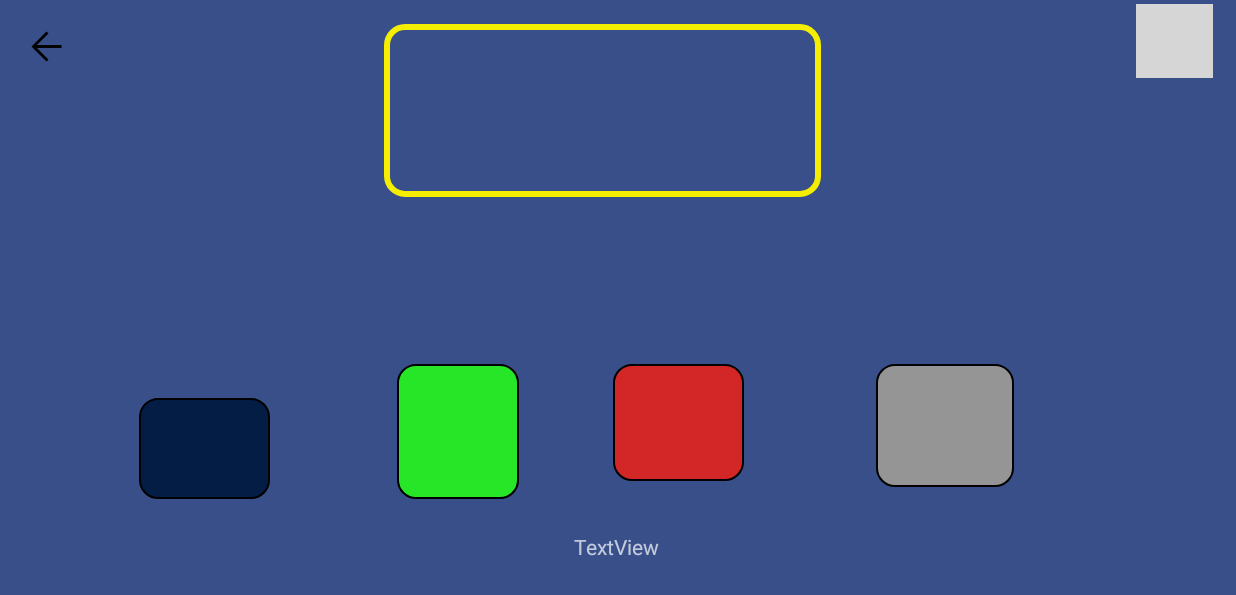
After one commit to Israelpzl/tfg-pozer-ascocascano, an Android app: the SyllablesGameActivity screen opened directly, with no data from a screen before it, on a phone screen of 824 x 412 dp (held sideways). The commit adds this screen. Shown: the top 595 px of the screen. Run offline under Robolectric (Android 15) with nearby library versions, the phone set to English and light mode, and no system bars; our stand-ins replace CircleImageView, Firebase (no records; nobody signed in at launch, a user with empty details on screens opened directly); pictures from the network do not load; 1 statement that could not run was skipped; grey boxes are pictures that could not be loaded.

Commit message:
syllables

```diff
--- a/app/src/main/AndroidManifest.xml
+++ b/app/src/main/AndroidManifest.xml
@@ -13,9 +13,13 @@
         android:supportsRtl="true"
         android:theme="@style/Theme.AppCompat.NoActionBar">
         <activity
+            android:name=".patient.SyllablesGameActivity"
+            android:exported="false"
+            android:screenOrientation="landscape" />
+        <activity
             android:name=".patient.CategorySelecctionActivity"
             android:exported="false"
-            android:screenOrientation="landscape"/>
+            android:screenOrientation="landscape" />
         <activity
             android:name=".patient.LetterGameActivity"
             android:exported="false"
--- a/app/src/main/java/com/example/leeconmonclick/patient/GameSelecctionActivity.java
+++ b/app/src/main/java/com/example/leeconmonclick/patient/GameSelecctionActivity.java
@@ -74,16 +74,20 @@ public class GameSelecctionActivity extends AppCompatActivity {
         Intent categoryIntent = new Intent(this,CategorySelecctionActivity.class);
         categoryIntent.putExtra("game","j");
         startActivity(categoryIntent);
-        //Intent joinIntent = new Intent(this, JoinWordsGameActivity.class);
-        //startActivity(joinIntent);
+
     }
 
     public void goGameLetters(View v){
         Intent categoryIntent = new Intent(this,CategorySelecctionActivity.class);
         categoryIntent.putExtra("game","l");
         startActivity(categoryIntent);
-       /* Intent letterIntent = new Intent(this, LetterGameActivity.class);
-        startActivity(letterIntent);*/
+    }
+
+    public void goGameSyllables(View v){
+        Intent categoryIntent = new Intent(this,SyllablesGameActivity.class);
+        categoryIntent.putExtra("game","s");
+        startActivity(categoryIntent);
+
     }
 
     public void goBack(View view){
--- /dev/null
+++ b/app/src/main/java/com/example/leeconmonclick/patient/SyllablesGameActivity.java
@@ -0,0 +1,152 @@
+package com.example.leeconmonclick.patient;
+
+import androidx.annotation.NonNull;
+import androidx.appcompat.app.AppCompatActivity;
+
+import com.bumptech.glide.Glide;
+import com.example.leeconmonclick.R;
+import com.google.firebase.database.DataSnapshot;
+import com.google.firebase.database.DatabaseError;
+import com.google.firebase.database.DatabaseReference;
+import com.google.firebase.database.FirebaseDatabase;
+import com.google.firebase.database.ValueEventListener;
+
+import android.content.ClipData;
+import android.content.Context;
+import android.content.SharedPreferences;
+import android.graphics.Bitmap;
+import android.graphics.BitmapFactory;
+import android.os.Bundle;
+import android.preference.PreferenceManager;
+import android.view.DragEvent;
+import android.view.MotionEvent;
+import android.view.View;
+import android.view.WindowManager;
+import android.widget.ImageView;
+import android.widget.TextView;
+import android.widget.Toast;
+
+import de.hdodenhof.circleimageview.CircleImageView;
+
+public class SyllablesGameActivity extends AppCompatActivity {
+
+    private DatabaseReference databaseReference;
+    private CircleImageView iconPatient;
+    private Context context = this;
+    private String namePatient;
+    private ImageView blue,green,gray,red,yellow;
+    private TextView textView;
+
+    @Override
+    protected void onCreate(Bundle savedInstanceState) {
+        super.onCreate(savedInstanceState);
+        setContentView(R.layout.activity_syllables_game);
+        getWindow().setFlags(WindowManager.LayoutParams.FLAG_FULLSCREEN,WindowManager.LayoutParams.FLAG_FULLSCREEN);
+
+        databaseReference = FirebaseDatabase.getInstance().getReference();
+        findElements();
+
+        SharedPreferences preferences = PreferenceManager.getDefaultSharedPreferences(getApplicationContext());
+        namePatient = preferences.getString("userName","null");
+
+        databaseReference.child("userPatient").child(namePatient).addValueEventListener(new ValueEventListener() {
+            @Override
+            public void onDataChange(@NonNull DataSnapshot snapshot) {
+                String icon = snapshot.child("icon").getValue().toString();
+                Glide.with(context).load(icon).into(iconPatient);
+            }
+
+            @Override
+            public void onCancelled(@NonNull DatabaseError error) {
+
+            }
+        });
+
+        blue.setOnLongClickListener(longClickListener);
+        blue.setOnTouchListener(touchListener);
+        red.setOnLongClickListener(longClickListener);
+        green.setOnLongClickListener(longClickListener);
+        gray.setOnLongClickListener(longClickListener);
+        yellow.setOnDragListener(dragListener);
+        textView.setOnLongClickListener(longClickListener);
+
+        Bitmap bitmap = BitmapFactory.decodeResource(getResources(), R.drawable.calendar_style);
+
+
+
+
+    }
+
+    View.OnTouchListener touchListener = new View.OnTouchListener() {
+        @Override
+        public boolean onTouch(View v, MotionEvent event) {
+            ClipData clipData = ClipData.newPlainText("","");
+            View.DragShadowBuilder myShadowBuilder = new View.DragShadowBuilder(v);
+            v.startDrag(clipData,myShadowBuilder,null,0);
+            return true;
+        }
+    };
+
+
+    View.OnLongClickListener longClickListener = (v) -> {
+        ClipData clipData = ClipData.newPlainText("","");
+
+        View.DragShadowBuilder myShadowBuilder = new View.DragShadowBuilder(v);
+        v.startDrag(clipData,myShadowBuilder,v,0);
+        return true;
+    };
+
+
+
+    View.OnDragListener dragListener = new View.OnDragListener() {
+        @Override
+        public boolean onDrag(View v, DragEvent event) {
+
+            int dragEvent = event.getAction();
+            final View view = (View) event.getLocalState();
+            switch (dragEvent) {
+                case DragEvent.ACTION_DRAG_ENTERED:{
+
+                        textView.setText("ENTRE");
+                    break;
+                }
+                case DragEvent.ACTION_DRAG_EXITED:{
+
+                        textView.setText("SALI");
+                    break;
+
+                }
+                case DragEvent.ACTION_DROP:{
+                        textView.setText("DROP");
+                    break;
+                }
+                case DragEvent.ACTION_DRAG_ENDED:{
+
+                        textView.setText("END");
+
+                    break;
+                }
+            }
+            return true;
+        }
+    };
+
+
+
+    private void findElements(){
+        iconPatient = findViewById(R.id.iconPatientId);
+
+        blue =  findViewById(R.id.blue);
+        red = findViewById(R.id.reed);
+        green = findViewById(R.id.green);
+        gray = findViewById(R.id.gray);
+        yellow =findViewById(R.id.yellow);
+
+        textView = findViewById(R.id.textView10);
+
+    }
+
+    public void goBack(View v){
+        finish();
+    }
+}
--- a/app/src/main/res/layout/activity_game_selecction.xml
+++ b/app/src/main/res/layout/activity_game_selecction.xml
@@ -114,7 +114,8 @@
         android:layout_height="wrap_content"
         android:layout_marginEnd="50dp"
         android:background="@drawable/button_style"
-        android:text="JUEGO 3"
+        android:text="SÍLABAS"
+        android:onClick="goGameSyllables"
         app:layout_constraintBottom_toBottomOf="parent"
         app:layout_constraintEnd_toEndOf="parent"
         app:layout_constraintHorizontal_bias="0.733"
--- /dev/null
+++ b/app/src/main/res/layout/activity_syllables_game.xml
@@ -0,0 +1,111 @@
+<?xml version="1.0" encoding="utf-8"?>
+<androidx.constraintlayout.widget.ConstraintLayout xmlns:android="http://schemas.android.com/apk/res/android"
+    xmlns:app="http://schemas.android.com/apk/res-auto"
+    xmlns:tools="http://schemas.android.com/tools"
+    android:layout_width="match_parent"
+    android:layout_height="match_parent"
+    tools:context=".patient.SyllablesGameActivity"
+    android:background="@color/background">
+
+    <de.hdodenhof.circleimageview.CircleImageView
+        android:id="@+id/iconPatientId"
+        android:layout_width="51dp"
+        android:layout_height="49dp"
+        android:src="@drawable/mono"
+        app:civ_border_color="#FF000000"
+        app:civ_border_width="2dp"
+        app:layout_constraintBottom_toBottomOf="parent"
+        app:layout_constraintEnd_toEndOf="parent"
+        app:layout_constraintHorizontal_bias="0.98"
+        app:layout_constraintStart_toStartOf="parent"
+        app:layout_constraintTop_toTopOf="parent"
+        app:layout_constraintVertical_bias="0.008" />
+
+    <ImageButton
+        android:id="@+id/btnImageBackScreenId14"
+        android:layout_width="30dp"
+        android:layout_height="30dp"
+        android:layout_marginStart="16dp"
+        android:layout_marginTop="16dp"
+        android:background="@null"
+        android:onClick="goBack"
+        app:layout_constraintBottom_toBottomOf="parent"
+        app:layout_constraintEnd_toEndOf="parent"
+        app:layout_constraintHorizontal_bias="0.0"
+        app:layout_constraintStart_toStartOf="parent"
+        app:layout_constraintTop_toTopOf="parent"
+        app:layout_constraintVertical_bias="0.0"
+        app:srcCompat="@drawable/ic_arrow_back_android" />
+
+    <ImageView
+        android:id="@+id/blue"
+        android:layout_width="87dp"
+        android:layout_height="67dp"
+        app:layout_constraintBottom_toBottomOf="parent"
+        app:layout_constraintEnd_toEndOf="parent"
+        app:layout_constraintHorizontal_bias="0.126"
+        app:layout_constraintStart_toStartOf="parent"
+        app:layout_constraintTop_toTopOf="parent"
+        app:layout_constraintVertical_bias="0.77"
+        app:srcCompat="@drawable/calendar_style" />
+
+    <ImageView
+        android:id="@+id/green"
+        android:layout_width="81dp"
+        android:layout_height="90dp"
+        app:layout_constraintBottom_toBottomOf="parent"
+        app:layout_constraintEnd_toEndOf="parent"
+        app:layout_constraintHorizontal_bias="0.356"
+        app:layout_constraintStart_toStartOf="parent"
+        app:layout_constraintTop_toTopOf="parent"
+        app:layout_constraintVertical_bias="0.753"
+        app:srcCompat="@drawable/button_style_green" />
+
+    <ImageView
+        android:id="@+id/reed"
+        android:layout_width="87dp"
+        android:layout_height="78dp"
+        app:layout_constraintBottom_toBottomOf="parent"
+        app:layout_constraintEnd_toEndOf="parent"
+        app:layout_constraintHorizontal_bias="0.555"
+        app:layout_constraintStart_toStartOf="parent"
+        app:layout_constraintTop_toTopOf="parent"
+        app:layout_constraintVertical_bias="0.726"
+        app:srcCompat="@drawable/button_style_red_tritano" />
+
+    <ImageView
+        android:id="@+id/gray"
+        android:layout_width="92dp"
+        android:layout_height="82dp"
+        app:layout_constraintBottom_toBottomOf="parent"
+        app:layout_constraintEnd_toEndOf="parent"
+        app:layout_constraintHorizontal_bias="0.798"
+        app:layout_constraintStart_toStartOf="parent"
+        app:layout_constraintTop_toTopOf="parent"
+        app:layout_constraintVertical_bias="0.735"
+        app:srcCompat="@drawable/button_style" />
+
+    <ImageView
+        android:id="@+id/yellow"
+        android:layout_width="291dp"
+        android:layout_height="115dp"
+        app:layout_constraintBottom_toBottomOf="parent"
+        app:layout_constraintEnd_toEndOf="parent"
+        app:layout_constraintHorizontal_bias="0.48"
+        app:layout_constraintStart_toStartOf="parent"
+        app:layout_constraintTop_toTopOf="parent"
+        app:layout_constraintVertical_bias="0.054"
+        app:srcCompat="@drawable/bg_select_cardview" />
+
+    <TextView
+        android:id="@+id/textView10"
+        android:layout_width="wrap_content"
+        android:layout_height="wrap_content"
+        android:text="TextView"
+        app:layout_constraintBottom_toBottomOf="parent"
+        app:layout_constraintEnd_toEndOf="parent"
+        app:layout_constraintHorizontal_bias="0.499"
+        app:layout_constraintStart_toStartOf="parent"
+        app:layout_constraintTop_toTopOf="parent"
+        app:layout_constraintVertical_bias="0.903" />
+</androidx.constraintlayout.widget.ConstraintLayout>
```
